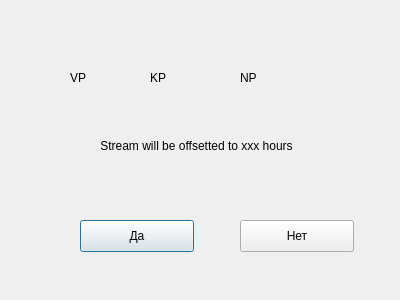
This is dialogstreamoffset.ui in testprojects/myClient as Qt 5 draws it before an edit. The edited form follows.
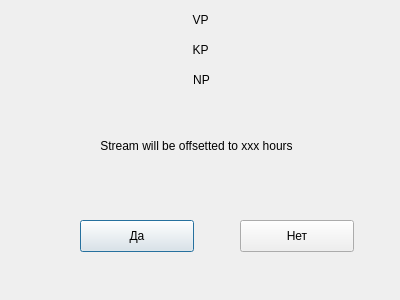
This is the edited form.

Patch:
```diff
--- a/dialogstreamoffset.ui
+++ b/dialogstreamoffset.ui
@@ -16,41 +16,50 @@
   <widget class="QLabel" name="label_VP">
    <property name="geometry">
     <rect>
-     <x>70</x>
-     <y>70</y>
-     <width>62</width>
-     <height>16</height>
+     <x>10</x>
+     <y>10</y>
+     <width>381</width>
+     <height>20</height>
     </rect>
    </property>
    <property name="text">
     <string>VP</string>
    </property>
+   <property name="alignment">
+    <set>Qt::AlignCenter</set>
+   </property>
   </widget>
   <widget class="QLabel" name="label_KP">
    <property name="geometry">
     <rect>
-     <x>150</x>
-     <y>70</y>
-     <width>62</width>
-     <height>16</height>
+     <x>10</x>
+     <y>40</y>
+     <width>381</width>
+     <height>20</height>
     </rect>
    </property>
    <property name="text">
     <string>KP</string>
    </property>
+   <property name="alignment">
+    <set>Qt::AlignCenter</set>
+   </property>
   </widget>
   <widget class="QLabel" name="label_NP">
    <property name="geometry">
     <rect>
-     <x>240</x>
+     <x>11</x>
      <y>70</y>
-     <width>62</width>
-     <height>16</height>
+     <width>381</width>
+     <height>20</height>
     </rect>
    </property>
    <property name="text">
     <string>NP</string>
    </property>
+   <property name="alignment">
+    <set>Qt::AlignCenter</set>
+   </property>
   </widget>
   <widget class="QLabel" name="label_Hours">
    <property name="geometry">
```
Left out of the diff: 2 changed lines with no effect on the pictures.
